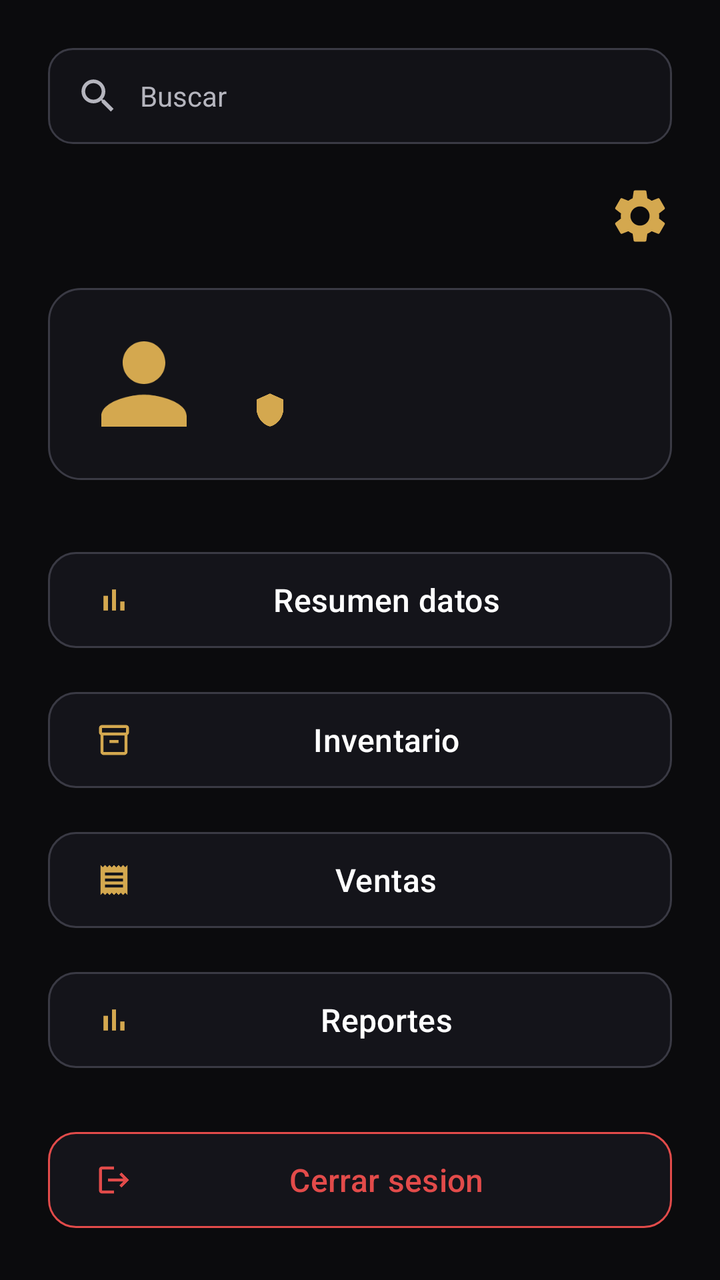
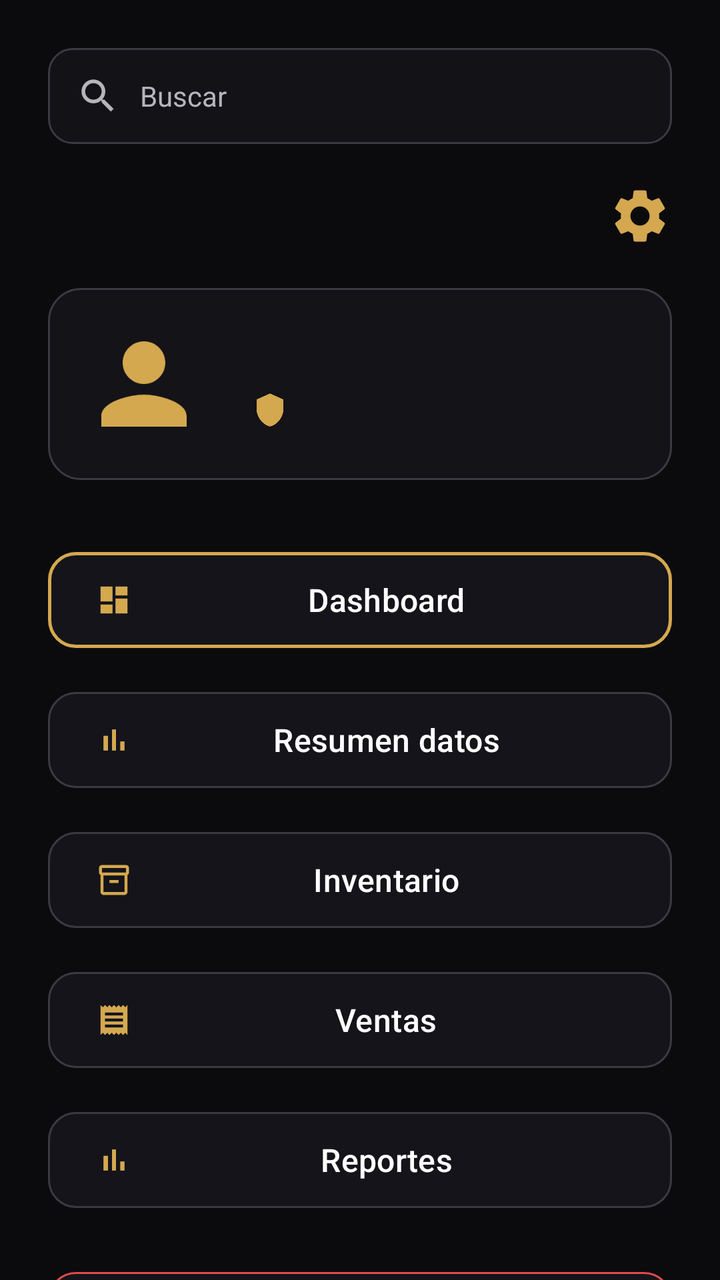

An Android layout rendered at two revisions. The XML below is the earlier revision; the diff shows what the commit changed to produce the second picture.
<!-- AndroidManifest.xml: application theme Theme.PryGrados -->
<!-- res/layout/admin.xml -->
<?xml version="1.0" encoding="utf-8"?>
<ScrollView xmlns:android="http://schemas.android.com/apk/res/android"
    xmlns:app="http://schemas.android.com/apk/res-auto"
    xmlns:tools="http://schemas.android.com/tools"
    android:layout_width="match_parent"
    android:layout_height="match_parent"
    android:background="@color/kemba_black"
    android:fillViewport="true"
    android:scrollbars="none"
    tools:context=".Admin">

    <LinearLayout
        android:layout_width="match_parent"
        android:layout_height="wrap_content"
        android:orientation="vertical"
        android:padding="24dp">

        
        <LinearLayout
            android:layout_width="match_parent"
            android:layout_height="48dp"
            android:layout_marginBottom="20dp"
            android:background="@drawable/bg_input"
            android:gravity="center_vertical"
            android:orientation="horizontal"
            android:paddingStart="14dp"
            android:paddingEnd="14dp">

            <ImageView
                android:layout_width="22dp"
                android:layout_height="22dp"
                android:contentDescription="@null"
                android:src="@drawable/ic_search"
                app:tint="@color/kemba_hint" />

            <EditText
                android:id="@+id/txtBuscar"
                android:layout_width="match_parent"
                android:layout_height="match_parent"
                android:background="@android:color/transparent"
                android:hint="Buscar"
                android:importantForAutofill="no"
                android:inputType="text"
                android:paddingStart="10dp"
                android:textColor="@color/kemba_white"
                android:textColorHint="@color/kemba_hint"
                android:textSize="14sp" />
        </LinearLayout>

        
        <ImageView
            android:id="@+id/btnConfig"
            android:layout_width="32dp"
            android:layout_height="32dp"
            android:layout_gravity="end"
            android:layout_marginBottom="20dp"
            android:contentDescription="Configuración"
            android:src="@drawable/ic_settings"
            app:tint="@color/kemba_gold" />

        
        <LinearLayout
            android:layout_width="match_parent"
            android:layout_height="wrap_content"
            android:layout_marginBottom="32dp"
            android:background="@drawable/bg_card"
            android:gravity="center_vertical"
            android:orientation="horizontal"
            android:padding="16dp">

            <ImageView
                android:layout_width="64dp"
                android:layout_height="64dp"
                android:layout_marginEnd="16dp"
                android:contentDescription="@null"
                android:src="@drawable/ic_user"
                app:tint="@color/kemba_gold" />

            <LinearLayout
                android:layout_width="wrap_content"
                android:layout_height="wrap_content"
                android:orientation="vertical">

                <TextView
                    android:id="@+id/txtNombreAdmin"
                    android:layout_width="wrap_content"
                    android:layout_height="wrap_content"
                    android:text=""
                    android:textColor="@color/kemba_white"
                    android:textSize="18sp"
                    android:textStyle="bold" />

                <LinearLayout
                    android:layout_width="wrap_content"
                    android:layout_height="wrap_content"
                    android:layout_marginTop="2dp"
                    android:gravity="center_vertical"
                    android:orientation="horizontal">

                    <TextView
                        android:id="@+id/txtRolAdmin"
                        android:layout_width="wrap_content"
                        android:layout_height="wrap_content"
                        android:text=""
                        android:textColor="@color/kemba_gold"
                        android:textSize="15sp" />

                    <ImageView
                        android:layout_width="18dp"
                        android:layout_height="18dp"
                        android:layout_marginStart="6dp"
                        android:contentDescription="@null"
                        android:src="@drawable/ic_admin"
                        app:tint="@color/kemba_gold" />
                </LinearLayout>
            </LinearLayout>
        </LinearLayout>

        <com.google.android.material.button.MaterialButton
            android:id="@+id/btnResumen"
            android:layout_width="match_parent"
            android:layout_height="56dp"
            android:layout_marginTop="0dp"
            android:layout_marginBottom="14dp"
            android:text="Resumen datos"
            android:textColor="@color/kemba_white"
            android:textSize="16sp"
            app:backgroundTint="@color/kemba_surface"
            app:cornerRadius="14dp"
            app:icon="@drawable/ic_chart"
            app:iconGravity="start"
            app:iconTint="@color/kemba_gold"
            app:strokeColor="@color/kemba_stroke"
            app:strokeWidth="1dp" />

        <com.google.android.material.button.MaterialButton
            android:id="@+id/btnInventario"
            android:layout_width="match_parent"
            android:layout_height="56dp"
            android:layout_marginTop="0dp"
            android:layout_marginBottom="14dp"
            android:text="Inventario"
            android:textColor="@color/kemba_white"
            android:textSize="16sp"
            app:backgroundTint="@color/kemba_surface"
            app:cornerRadius="14dp"
            app:icon="@drawable/ic_inventory"
            app:iconGravity="start"
            app:iconTint="@color/kemba_gold"
            app:strokeColor="@color/kemba_stroke"
            app:strokeWidth="1dp" />

        <com.google.android.material.button.MaterialButton
            android:id="@+id/btnVentas"
            android:layout_width="match_parent"
            android:layout_height="56dp"
            android:layout_marginTop="0dp"
            android:layout_marginBottom="14dp"
            android:text="Ventas"
            android:textColor="@color/kemba_white"
            android:textSize="16sp"
            app:backgroundTint="@color/kemba_surface"
            app:cornerRadius="14dp"
            app:icon="@drawable/ic_ventas"
            app:iconGravity="start"
            app:iconTint="@color/kemba_gold"
            app:strokeColor="@color/kemba_stroke"
            app:strokeWidth="1dp" />

        <com.google.android.material.button.MaterialButton
            android:id="@+id/btnReportes"
            android:layout_width="match_parent"
            android:layout_height="56dp"
            android:layout_marginTop="0dp"
            android:layout_marginBottom="14dp"
            android:text="Reportes"
            android:textColor="@color/kemba_white"
            android:textSize="16sp"
            app:backgroundTint="@color/kemba_surface"
            app:cornerRadius="14dp"
            app:icon="@drawable/ic_chart"
            app:iconGravity="start"
            app:iconTint="@color/kemba_gold"
            app:strokeColor="@color/kemba_stroke"
            app:strokeWidth="1dp" />

        <com.google.android.material.button.MaterialButton
            android:id="@+id/btncierre"
            android:layout_width="match_parent"
            android:layout_height="56dp"
            android:layout_marginTop="10dp"
            android:layout_marginBottom="0dp"
            android:text="Cerrar sesion"
            android:textColor="#E24B4A"
            android:textSize="16sp"
            app:backgroundTint="@color/kemba_surface"
            app:cornerRadius="14dp"
            app:icon="@drawable/ic_logout"
            app:iconGravity="start"
            app:iconTint="#E24B4A"
            app:strokeColor="#E24B4A"
            app:strokeWidth="1dp" />

    </LinearLayout>
</ScrollView>
<!-- resources referenced by this layout -->
<resources>
  <color name="kemba_black">#0B0B0D</color>
  <color name="kemba_gold">#D4A84F</color>
  <color name="kemba_hint">#B5B5BE</color>
  <color name="kemba_stroke">#3A3A44</color>
  <color name="kemba_surface">#14141A</color>
  <color name="kemba_white">#FFFFFF</color>
  <!-- drawable bg_card (drawable) -->
  <?xml version="1.0" encoding="utf-8"?>
  <shape xmlns:android="http://schemas.android.com/apk/res/android" android:shape="rectangle">
      <solid android:color="#E614141A" />
      <stroke android:width="1dp" android:color="@color/kemba_stroke" />
      <corners android:radius="16dp" />
  </shape>
  <!-- drawable bg_input (drawable) -->
  <?xml version="1.0" encoding="utf-8"?>
  <shape xmlns:android="http://schemas.android.com/apk/res/android" android:shape="rectangle">
      <solid android:color="#CC14141A" />
      <stroke android:width="1dp" android:color="@color/kemba_stroke" />
      <corners android:radius="12dp" />
  </shape>
  <!-- drawable ic_admin (drawable) -->
  <?xml version="1.0" encoding="utf-8"?>
  <vector xmlns:android="http://schemas.android.com/apk/res/android"
      android:width="24dp"
      android:height="24dp"
      android:viewportWidth="24"
      android:viewportHeight="24">
      <path
          android:fillColor="#FFFFFF"
          android:pathData="M12,1L3,5v6c0,5.55 3.84,10.74 9,12 5.16,-1.26 9,-6.45 9,-12V5l-9,-4z" />
  </vector>
  <!-- drawable ic_chart (drawable) -->
  <?xml version="1.0" encoding="utf-8"?>
  <vector xmlns:android="http://schemas.android.com/apk/res/android"
      android:width="24dp"
      android:height="24dp"
      android:viewportWidth="24"
      android:viewportHeight="24">
      <path
          android:fillColor="#FFFFFF"
          android:pathData="M5,9.2h3L8,19L5,19zM10.6,5h2.8v14h-2.8zM16.2,13H19v6h-2.8z" />
  </vector>
  <!-- drawable ic_inventory (drawable) -->
  <?xml version="1.0" encoding="utf-8"?>
  <vector xmlns:android="http://schemas.android.com/apk/res/android"
      android:width="24dp"
      android:height="24dp"
      android:viewportWidth="24"
      android:viewportHeight="24">
      <path
          android:fillColor="#FFFFFF"
          android:pathData="M20,2H4c-1,0 -2,0.9 -2,2v3.01c0,0.72 0.43,1.34 1,1.69V20c0,1.1 1.1,2 2,2h14c0.9,0 2,-0.9 2,-2V8.7c0.57,-0.35 1,-0.97 1,-1.69V4c0,-1.1 -1,-2 -2,-2zM19,20H5V9h14v11zM20,7H4V4h16v3zM9,12h6v2H9z" />
  </vector>
  <!-- drawable ic_logout (drawable) -->
  <?xml version="1.0" encoding="utf-8"?>
  <vector xmlns:android="http://schemas.android.com/apk/res/android"
      android:width="24dp"
      android:height="24dp"
      android:viewportWidth="24"
      android:viewportHeight="24">
      <path
          android:fillColor="#FFFFFF"
          android:pathData="M17,7l-1.41,1.41L18.17,11H8v2h10.17l-2.58,2.58L17,17l5,-5zM4,5h8V3H4c-1.1,0 -2,0.9 -2,2v14c0,1.1 0.9,2 2,2h8v-2H4V5z" />
  </vector>
  <!-- drawable ic_user (drawable) -->
  <?xml version="1.0" encoding="utf-8"?>
  <vector xmlns:android="http://schemas.android.com/apk/res/android"
      android:width="24dp"
      android:height="24dp"
      android:viewportWidth="24"
      android:viewportHeight="24">
      <path
          android:fillColor="#FFFFFF"
          android:pathData="M12,12c2.21,0 4,-1.79 4,-4s-1.79,-4 -4,-4 -4,1.79 -4,4 1.79,4 4,4zM12,14c-2.67,0 -8,1.34 -8,4v2h16v-2c0,-2.66 -5.33,-4 -8,-4z" />
  </vector>
  <style name="Theme.PryGrados" parent="Base.Theme.PryGrados" />
  <style name="Base.Theme.PryGrados" parent="Theme.Material3.DayNight.NoActionBar">
          
          
      </style>
  <!-- unchanged entries left out for length: 3 -->
</resources>

<!-- the commit's change to res/layout/admin.xml (unified diff, before → after) -->
@@ -117,6 +117,22 @@
         </LinearLayout>
 
         <com.google.android.material.button.MaterialButton
+            android:id="@+id/btnDashboard"
+            android:layout_width="match_parent"
+            android:layout_height="56dp"
+            android:layout_marginBottom="14dp"
+            android:text="Dashboard"
+            android:textColor="@color/kemba_white"
+            android:textSize="16sp"
+            app:backgroundTint="@color/kemba_surface"
+            app:cornerRadius="14dp"
+            app:icon="@drawable/ic_dashboard"
+            app:iconGravity="start"
+            app:iconTint="@color/kemba_gold"
+            app:strokeColor="@color/kemba_gold"
+            app:strokeWidth="1.5dp" />
+
+        <com.google.android.material.button.MaterialButton
             android:id="@+id/btnResumen"
             android:layout_width="match_parent"
             android:layout_height="56dp"
<!-- resource entries referenced after the edit -->
@@ -42,6 +42,17 @@
           android:fillColor="#FFFFFF"
           android:pathData="M5,9.2h3L8,19L5,19zM10.6,5h2.8v14h-2.8zM16.2,13H19v6h-2.8z" />
   </vector>
+  <!-- drawable ic_dashboard (drawable) -->
+  <?xml version="1.0" encoding="utf-8"?>
+  <vector xmlns:android="http://schemas.android.com/apk/res/android"
+      android:width="24dp"
+      android:height="24dp"
+      android:viewportWidth="24"
+      android:viewportHeight="24">
+      <path
+          android:fillColor="#FFFFFF"
+          android:pathData="M3,13h8V3H3v10zM3,21h8v-6H3v6zM13,21h8V11h-8v10zM13,3v6h8V3h-8z" />
+  </vector>
   <!-- drawable ic_inventory (drawable) -->
   <?xml version="1.0" encoding="utf-8"?>
   <vector xmlns:android="http://schemas.android.com/apk/res/android"
